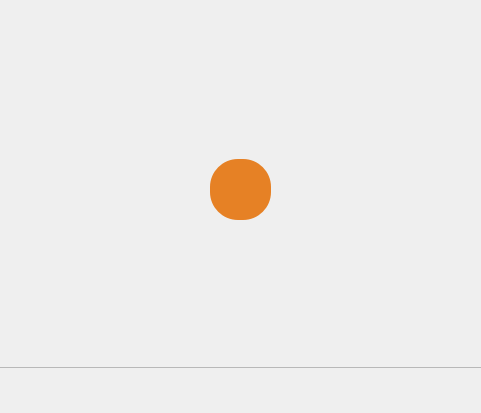
Above: mainwindow.ui from robertmorelli/color_alchemy before the change; both pictures show x 250 to 731 and y 173 to 586 of the 950 by 586 pixel window. Below: the same form after it.
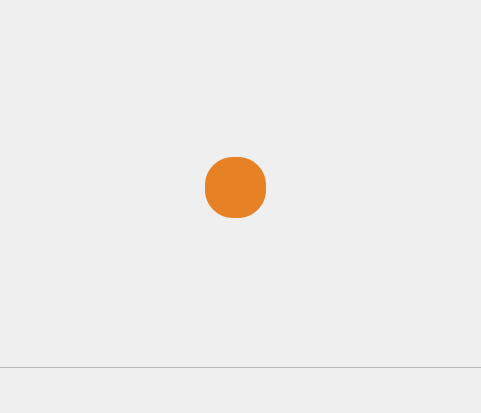
That is the form after the change. Icons and pictures are not drawn. Custom widgets are drawn as their Qt base class.

Commit message: Make pot a cauldron

```diff
--- a/mainwindow.ui
+++ b/mainwindow.ui
@@ -55,24 +55,6 @@
       <string/>
      </property>
     </widget>
-    <widget class="QLabel" name="pot">
-     <property name="geometry">
-      <rect>
-       <x>340</x>
-       <y>233</y>
-       <width>321</width>
-       <height>251</height>
-      </rect>
-     </property>
-     <property name="styleSheet">
-      <string notr="true">image: url(:/images/pot.png) 0 0 0 0 stretch stretch;
-border-image: none;
-</string>
-     </property>
-     <property name="text">
-      <string/>
-     </property>
-    </widget>
     <widget class="QLabel" name="goal">
      <property name="geometry">
       <rect>
@@ -266,11 +248,25 @@
       <string/>
      </property>
     </widget>
+    <widget class="Cauldron" name="pot" native="true">
+     <property name="geometry">
+      <rect>
+       <x>340</x>
+       <y>250</y>
+       <width>311</width>
+       <height>231</height>
+      </rect>
+     </property>
+     <property name="styleSheet">
+      <string notr="true">image: url(:/images/pot.png) 0 0 0 0 stretch stretch;
+border-image: none;
+</string>
+     </property>
     <widget class="QLabel" name="potColor">
      <property name="geometry">
       <rect>
-       <x>470</x>
-       <y>332</y>
+        <x>125</x>
+        <y>80</y>
        <width>61</width>
        <height>61</height>
       </rect>
@@ -288,6 +284,7 @@
     </widget>
    </widget>
   </widget>
+  </widget>
   <widget class="QMenuBar" name="menubar">
    <property name="geometry">
     <rect>
@@ -307,6 +304,12 @@
    <header>colorflask.h</header>
    <container>1</container>
   </customwidget>
+  <customwidget>
+   <class>Cauldron</class>
+   <extends>QWidget</extends>
+   <header>Cauldron.h</header>
+   <container>1</container>
+  </customwidget>
  </customwidgets>
  <resources/>
  <connections/>
```
Lines whose indentation alone changed are shown as unchanged. The commit also changes 5 other files.
